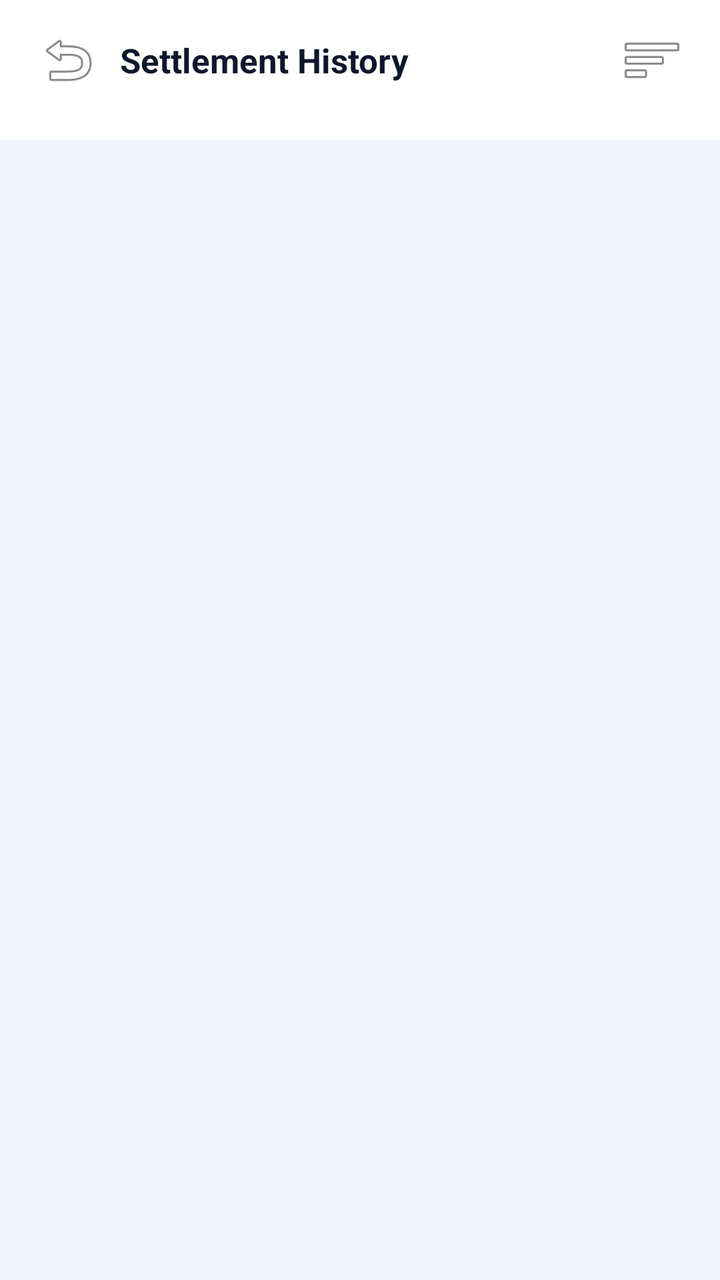
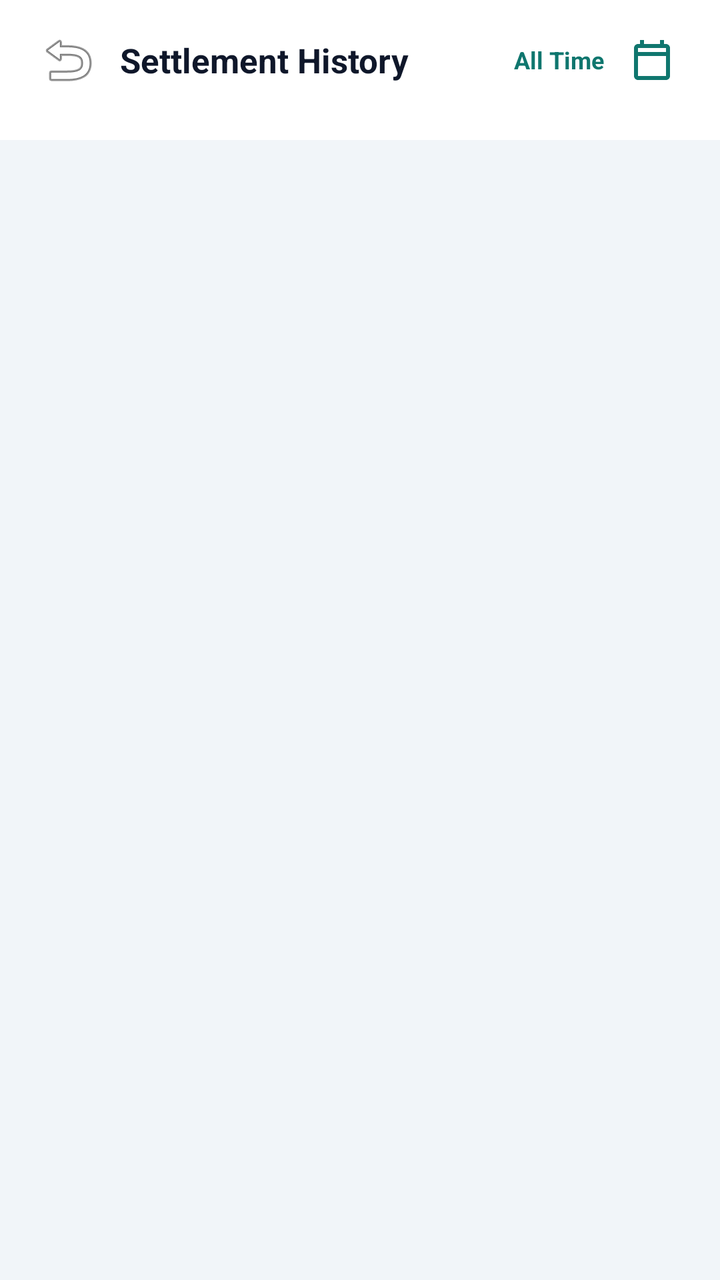

The first picture is an Android layout as it rendered before a commit; the second is the same layout after the commit. The layout source and the unified diff follow.
<!-- AndroidManifest.xml: application theme Theme.DataBridge -->
<!-- res/layout/fragment_petty_cash_settlement_history.xml -->
<?xml version="1.0" encoding="utf-8"?>
<FrameLayout
    xmlns:android="http://schemas.android.com/apk/res/android"
    xmlns:app="http://schemas.android.com/apk/res-auto"
    android:layout_width="match_parent"
    android:layout_height="match_parent"
    android:background="#F1F5F9">

    <LinearLayout
        android:layout_width="match_parent"
        android:layout_height="match_parent"
        android:orientation="vertical">

        
        <LinearLayout
            android:layout_width="match_parent"
            android:layout_height="wrap_content"
            android:orientation="horizontal"
            android:gravity="center_vertical"
            android:paddingHorizontal="16dp"
            android:paddingVertical="12dp"
            android:background="#FFFFFF">

            <ImageButton
                android:id="@+id/btnPcSetHistBack"
                android:layout_width="36dp"
                android:layout_height="36dp"
                android:src="@android:drawable/ic_menu_revert"
                android:background="?attr/selectableItemBackgroundBorderless"
                android:contentDescription="Back" />

            <TextView
                android:layout_width="0dp"
                android:layout_weight="1"
                android:layout_height="wrap_content"
                android:text="Settlement History"
                android:textSize="17sp"
                android:textStyle="bold"
                android:textColor="#0F172A"
                android:layout_marginStart="8dp" />

            <ImageButton
                android:id="@+id/btnPcSetHistFilter"
                android:layout_width="36dp"
                android:layout_height="36dp"
                android:src="@android:drawable/ic_menu_sort_by_size"
                android:background="?attr/selectableItemBackgroundBorderless"
                android:contentDescription="Filter" />
        </LinearLayout>

        
        <HorizontalScrollView
            android:layout_width="match_parent"
            android:layout_height="wrap_content"
            android:background="#FFFFFF"
            android:scrollbars="none"
            android:overScrollMode="ifContentScrolls">

            <LinearLayout
                android:id="@+id/layoutPcSetHistTabs"
                android:layout_width="wrap_content"
                android:layout_height="wrap_content"
                android:orientation="horizontal"
                android:paddingHorizontal="12dp"
                android:paddingBottom="10dp" />
        </HorizontalScrollView>

        <ProgressBar
            android:id="@+id/pbPcSetHistLoading"
            android:layout_width="wrap_content"
            android:layout_height="wrap_content"
            android:layout_gravity="center"
            android:layout_marginTop="60dp"
            android:visibility="gone" />

        <LinearLayout
            android:id="@+id/layoutPcSetHistError"
            android:layout_width="match_parent"
            android:layout_height="wrap_content"
            android:orientation="vertical"
            android:gravity="center"
            android:padding="24dp"
            android:visibility="gone">

            <TextView
                android:id="@+id/tvPcSetHistError"
                android:layout_width="wrap_content"
                android:layout_height="wrap_content"
                android:textColor="#B91C1C"
                android:gravity="center" />

            <Button
                android:id="@+id/btnPcSetHistRetry"
                android:layout_width="wrap_content"
                android:layout_height="wrap_content"
                android:layout_marginTop="12dp"
                android:text="Retry"
                android:textAllCaps="false" />
        </LinearLayout>

        <ScrollView
            android:id="@+id/scrollPcSetHist"
            android:layout_width="match_parent"
            android:layout_height="0dp"
            android:layout_weight="1"
            android:fillViewport="true"
            android:clipToPadding="false"
            android:paddingBottom="16dp">

            <LinearLayout
                android:layout_width="match_parent"
                android:layout_height="wrap_content"
                android:orientation="vertical"
                android:padding="16dp">

                <androidx.cardview.widget.CardView
                    android:layout_width="match_parent"
                    android:layout_height="wrap_content"
                    app:cardCornerRadius="16dp"
                    app:cardElevation="1dp">

                    <LinearLayout
                        android:id="@+id/layoutPcSetHistList"
                        android:layout_width="match_parent"
                        android:layout_height="wrap_content"
                        android:orientation="vertical" />
                </androidx.cardview.widget.CardView>

            </LinearLayout>
        </ScrollView>
    </LinearLayout>
</FrameLayout>
<!-- resources referenced by this layout -->
<resources>
  <style name="Theme.DataBridge" parent="Theme.MaterialComponents.DayNight.NoActionBar">
      <item name="colorPrimary">#00d4ff</item>
      <item name="colorPrimaryVariant">#16213e</item>
      <item name="colorOnPrimary">#ffffff</item>
      <item name="colorSecondary">#00d4ff</item>
      <item name="android:statusBarColor">#1a1a2e</item>
  </style>
</resources>

<!-- the commit's change to res/layout/fragment_petty_cash_settlement_history.xml (unified diff, before → after) -->
@@ -39,13 +39,35 @@
                 android:textColor="#0F172A"
                 android:layout_marginStart="8dp" />
 
+            <TextView
+                android:id="@+id/tvPcSetHistRange"
+                android:layout_width="wrap_content"
+                android:layout_height="wrap_content"
+                android:text="All Time"
+                android:textSize="12sp"
+                android:textStyle="bold"
+                android:textColor="#0F766E"
+                android:paddingHorizontal="6dp" />
+
+            <TextView
+                android:id="@+id/tvPcSetHistRangeClear"
+                android:layout_width="28dp"
+                android:layout_height="28dp"
+                android:gravity="center"
+                android:text="✕"
+                android:textSize="13sp"
+                android:textStyle="bold"
+                android:textColor="#B91C1C"
+                android:background="?attr/selectableItemBackgroundBorderless"
+                android:visibility="gone" />
+
             <ImageButton
-                android:id="@+id/btnPcSetHistFilter"
+                android:id="@+id/btnPcSetHistCalendar"
                 android:layout_width="36dp"
                 android:layout_height="36dp"
-                android:src="@android:drawable/ic_menu_sort_by_size"
+                android:src="@drawable/ic_calendar"
                 android:background="?attr/selectableItemBackgroundBorderless"
-                android:contentDescription="Filter" />
+                android:contentDescription="Filter by date" />
         </LinearLayout>
 
         
<!-- resource entries referenced after the edit -->
@@ -1,5 +1,15 @@
 <!-- resources referenced by this layout -->
 <resources>
+  <!-- drawable ic_calendar (drawable) -->
+  <vector xmlns:android="http://schemas.android.com/apk/res/android"
+      android:width="24dp"
+      android:height="24dp"
+      android:viewportWidth="24"
+      android:viewportHeight="24">
+      <path
+          android:fillColor="#0F766E"
+          android:pathData="M19,4h-1L18,2h-2v2L8,4L8,2L6,2v2L5,4c-1.11,0 -1.99,0.9 -1.99,2L3,20c0,1.1 0.89,2 2,2h14c1.1,0 2,-0.9 2,-2L21,6c0,-1.1 -0.9,-2 -2,-2zM19,20L5,20L5,10h14v10zM5,8L5,6h14v2L5,8z" />
+  </vector>
   <style name="Theme.DataBridge" parent="Theme.MaterialComponents.DayNight.NoActionBar">
       <item name="colorPrimary">#00d4ff</item>
       <item name="colorPrimaryVariant">#16213e</item>
